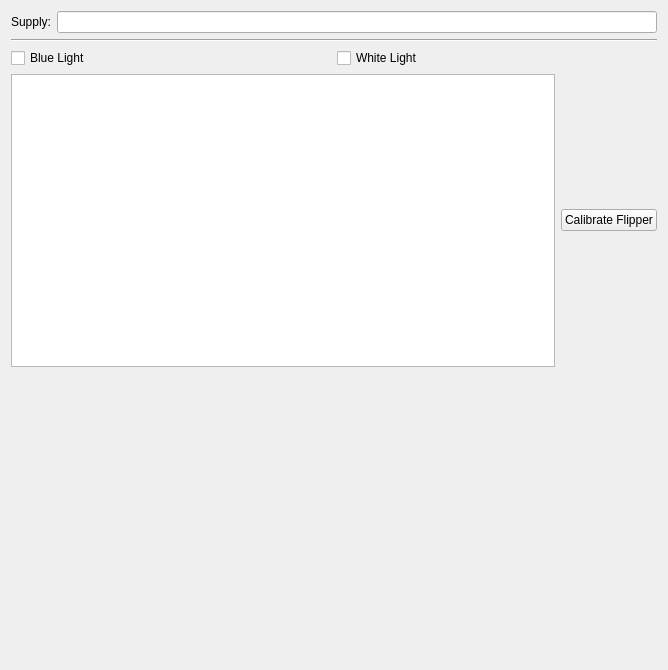
Above: tracker_base_ui/lib/TrackerBaseUi.ui from tu-darmstadt-ros-pkg/hector_visualization before the change. Below: the same form after it.
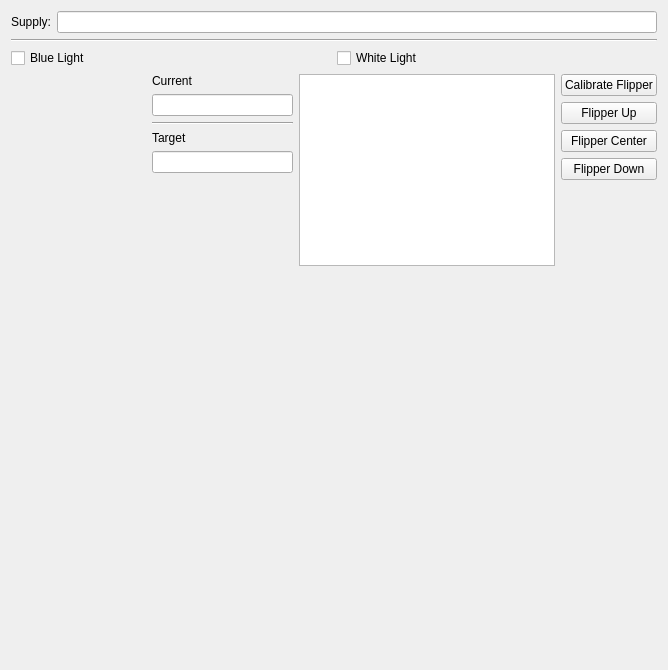
That is the form after the change.

Commit message: Calibration button for taurob tracker

Patch:
```diff
--- a/tracker_base_ui/lib/TrackerBaseUi.ui
+++ b/tracker_base_ui/lib/TrackerBaseUi.ui
@@ -63,10 +63,98 @@
    </item>
    <item>
     <layout class="QHBoxLayout" name="horizontalLayout_4">
+     <item>
+      <spacer name="horizontalSpacer">
+       <property name="orientation">
+        <enum>Qt::Horizontal</enum>
+       </property>
+       <property name="sizeHint" stdset="0">
+        <size>
+         <width>40</width>
+         <height>20</height>
+        </size>
+       </property>
+      </spacer>
+     </item>
+     <item>
+      <layout class="QVBoxLayout" name="verticalLayout_4">
+       <item>
+        <widget class="QLabel" name="label_2">
+         <property name="text">
+          <string>Current</string>
+         </property>
+        </widget>
+       </item>
+       <item>
+        <widget class="QLineEdit" name="flipper_front_current">
+         <property name="readOnly">
+          <bool>true</bool>
+         </property>
+        </widget>
+       </item>
+       <item>
+        <widget class="Line" name="line_2">
+         <property name="orientation">
+          <enum>Qt::Horizontal</enum>
+         </property>
+        </widget>
+       </item>
+       <item>
+        <widget class="QLabel" name="label_3">
+         <property name="text">
+          <string>Target</string>
+         </property>
+        </widget>
+       </item>
+       <item>
+        <widget class="QLineEdit" name="flipper_front_target">
+         <property name="enabled">
+          <bool>true</bool>
+         </property>
+         <property name="readOnly">
+          <bool>true</bool>
+         </property>
+        </widget>
+       </item>
+       <item>
+        <spacer name="verticalSpacer_3">
+         <property name="orientation">
+          <enum>Qt::Vertical</enum>
+         </property>
+         <property name="sizeHint" stdset="0">
+          <size>
+           <width>20</width>
+           <height>40</height>
+          </size>
+         </property>
+        </spacer>
+       </item>
+      </layout>
+     </item>
      <item>
       <layout class="QVBoxLayout" name="verticalLayout_3">
        <item>
-        <widget class="QGraphicsView" name="graphicsView_Flipper"/>
+        <widget class="QGraphicsView" name="graphicsView_Flipper">
+         <property name="baseSize">
+          <size>
+           <width>800</width>
+           <height>400</height>
+          </size>
+         </property>
+        </widget>
+       </item>
+       <item>
+        <spacer name="verticalSpacer_2">
+         <property name="orientation">
+          <enum>Qt::Vertical</enum>
+         </property>
+         <property name="sizeHint" stdset="0">
+          <size>
+           <width>20</width>
+           <height>40</height>
+          </size>
+         </property>
+        </spacer>
        </item>
       </layout>
      </item>
@@ -79,6 +167,40 @@
          </property>
         </widget>
        </item>
+       <item>
+        <widget class="QPushButton" name="flipper_up_button">
+         <property name="text">
+          <string>Flipper Up</string>
+         </property>
+        </widget>
+       </item>
+       <item>
+        <widget class="QPushButton" name="flipper_center_button">
+         <property name="text">
+          <string>Flipper Center</string>
+         </property>
+        </widget>
+       </item>
+       <item>
+        <widget class="QPushButton" name="flipper_down_button">
+         <property name="text">
+          <string>Flipper Down</string>
+         </property>
+        </widget>
+       </item>
+       <item>
+        <spacer name="verticalSpacer_4">
+         <property name="orientation">
+          <enum>Qt::Vertical</enum>
+         </property>
+         <property name="sizeHint" stdset="0">
+          <size>
+           <width>20</width>
+           <height>40</height>
+          </size>
+         </property>
+        </spacer>
+       </item>
       </layout>
      </item>
     </layout>
```
Left out of the diff: 2 changed lines with no effect on the pictures. The commit also changes 1 other file.
